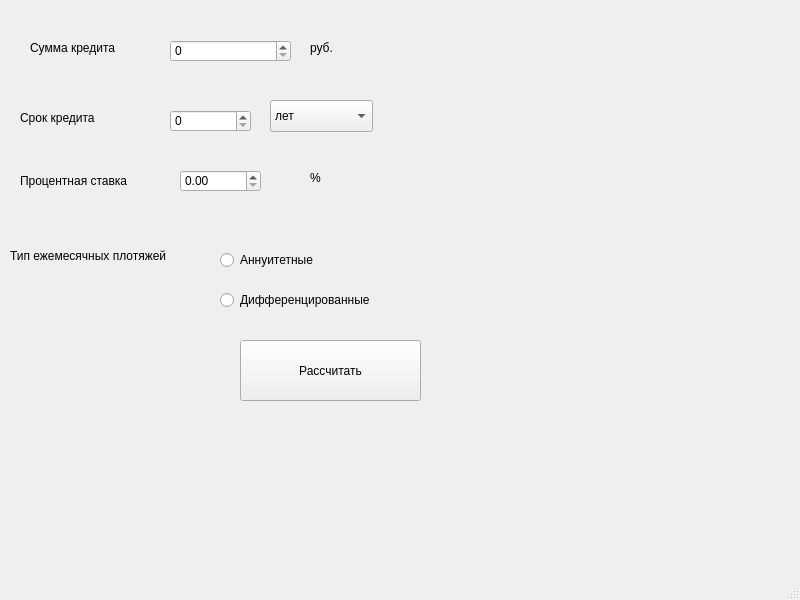
Old version of the form src/form/credit.ui in the repository Astrodynamic/Line-calculator-with-graph-output-in-CPP-Qt.
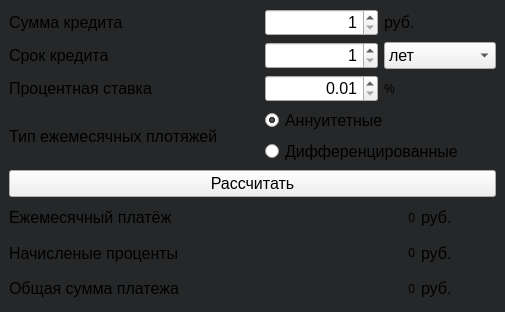
New version of the form.

Commit message: add credit calc

Patch:
```diff
--- a/src/form/credit.ui
+++ b/src/form/credit.ui
@@ -6,193 +6,498 @@
    <rect>
     <x>0</x>
     <y>0</y>
-    <width>800</width>
-    <height>600</height>
+    <width>505</width>
+    <height>312</height>
    </rect>
   </property>
+  <property name="sizePolicy">
+   <sizepolicy hsizetype="Expanding" vsizetype="Preferred">
+    <horstretch>0</horstretch>
+    <verstretch>0</verstretch>
+   </sizepolicy>
+  </property>
+  <property name="minimumSize">
+   <size>
+    <width>505</width>
+    <height>312</height>
+   </size>
+  </property>
+  <property name="maximumSize">
+   <size>
+    <width>505</width>
+    <height>312</height>
+   </size>
+  </property>
   <property name="windowTitle">
    <string>Credit calculator</string>
   </property>
+  <property name="styleSheet">
+   <string notr="true">QMainWindow {
+	background-color: rgb(38, 39, 40);
+}</string>
+  </property>
   <widget class="QWidget" name="centralwidget">
-   <widget class="QLabel" name="label">
-    <property name="geometry">
-     <rect>
-      <x>30</x>
-      <y>40</y>
-      <width>131</width>
-      <height>16</height>
-     </rect>
-    </property>
-    <property name="text">
-     <string>Сумма кредита</string>
-    </property>
-   </widget>
-   <widget class="QSpinBox" name="spinBox">
-    <property name="geometry">
-     <rect>
-      <x>170</x>
-      <y>40</y>
-      <width>121</width>
-      <height>22</height>
-     </rect>
-    </property>
-   </widget>
-   <widget class="QLabel" name="label_2">
-    <property name="geometry">
-     <rect>
-      <x>310</x>
-      <y>40</y>
-      <width>58</width>
-      <height>16</height>
-     </rect>
-    </property>
-    <property name="text">
-     <string>руб.</string>
-    </property>
-   </widget>
-   <widget class="QLabel" name="label_3">
-    <property name="geometry">
-     <rect>
-      <x>20</x>
-      <y>110</y>
-      <width>121</width>
-      <height>16</height>
-     </rect>
-    </property>
-    <property name="text">
-     <string>Срок кредита</string>
-    </property>
-   </widget>
-   <widget class="QSpinBox" name="spinBox_2">
-    <property name="geometry">
-     <rect>
-      <x>170</x>
-      <y>110</y>
-      <width>81</width>
-      <height>22</height>
-     </rect>
-    </property>
-   </widget>
-   <widget class="QComboBox" name="comboBox">
-    <property name="geometry">
-     <rect>
-      <x>270</x>
-      <y>100</y>
-      <width>103</width>
-      <height>32</height>
-     </rect>
-    </property>
+   <layout class="QVBoxLayout" name="verticalLayout_3">
     <item>
-     <property name="text">
-      <string>лет</string>
-     </property>
+     <layout class="QVBoxLayout" name="verticalLayout_2">
+      <item>
+       <layout class="QVBoxLayout" name="vlo_pre_calc">
+        <item>
+         <layout class="QVBoxLayout" name="vlo_pre_main">
+          <item>
+           <layout class="QHBoxLayout" name="hlo_sum">
+            <item>
+             <widget class="QLabel" name="lbl_sum">
+              <property name="minimumSize">
+               <size>
+                <width>250</width>
+                <height>0</height>
+               </size>
+              </property>
+              <property name="font">
+               <font>
+                <family>Arial</family>
+                <pointsize>12</pointsize>
+               </font>
+              </property>
+              <property name="text">
+               <string>Сумма кредита</string>
+              </property>
+             </widget>
+            </item>
+            <item>
+             <layout class="QHBoxLayout" name="hlo_sum_spin">
+              <item>
+               <widget class="QSpinBox" name="spin_sum">
+                <property name="minimumSize">
+                 <size>
+                  <width>100</width>
+                  <height>0</height>
+                 </size>
+                </property>
+                <property name="font">
+                 <font>
+                  <family>Arial</family>
+                  <pointsize>12</pointsize>
+                 </font>
+                </property>
+                <property name="alignment">
+                 <set>Qt::AlignRight|Qt::AlignTrailing|Qt::AlignVCenter</set>
+                </property>
+                <property name="minimum">
+                 <number>1</number>
+                </property>
+                <property name="maximum">
+                 <number>50000000</number>
+                </property>
+               </widget>
+              </item>
+              <item>
+               <widget class="QLabel" name="lbl_rub">
+                <property name="font">
+                 <font>
+                  <family>Arial</family>
+                  <pointsize>12</pointsize>
+                 </font>
+                </property>
+                <property name="text">
+                 <string>руб.</string>
+                </property>
+               </widget>
+              </item>
+             </layout>
+            </item>
+           </layout>
+          </item>
+          <item>
+           <layout class="QHBoxLayout" name="horizontalLayout_5">
+            <item>
+             <widget class="QLabel" name="lbl_limit">
+              <property name="minimumSize">
+               <size>
+                <width>250</width>
+                <height>0</height>
+               </size>
+              </property>
+              <property name="font">
+               <font>
+                <family>Arial</family>
+                <pointsize>12</pointsize>
+               </font>
+              </property>
+              <property name="text">
+               <string>Срок кредита</string>
+              </property>
+             </widget>
+            </item>
+            <item>
+             <layout class="QHBoxLayout" name="horizontalLayout_2">
+              <item>
+               <widget class="QSpinBox" name="spin_limit">
+                <property name="minimumSize">
+                 <size>
+                  <width>100</width>
+                  <height>0</height>
+                 </size>
+                </property>
+                <property name="font">
+                 <font>
+                  <family>Arial</family>
+                  <pointsize>12</pointsize>
+                 </font>
+                </property>
+                <property name="alignment">
+                 <set>Qt::AlignRight|Qt::AlignTrailing|Qt::AlignVCenter</set>
+                </property>
+                <property name="minimum">
+                 <number>1</number>
+                </property>
+                <property name="maximum">
+                 <number>600</number>
+                </property>
+               </widget>
+              </item>
+              <item>
+               <widget class="QComboBox" name="cmb_limit">
+                <property name="font">
+                 <font>
+                  <family>Arial</family>
+                  <pointsize>12</pointsize>
+                 </font>
+                </property>
+                <property name="styleSheet">
+                 <string notr="true"/>
+                </property>
+                <item>
+                 <property name="text">
+                  <string>лет</string>
+                 </property>
+                </item>
+                <item>
+                 <property name="text">
+                  <string>месяцев</string>
+                 </property>
+                </item>
+               </widget>
+              </item>
+             </layout>
+            </item>
+           </layout>
+          </item>
+          <item>
+           <layout class="QHBoxLayout" name="horizontalLayout_6">
+            <item>
+             <widget class="QLabel" name="lbl_procent">
+              <property name="minimumSize">
+               <size>
+                <width>250</width>
+                <height>0</height>
+               </size>
+              </property>
+              <property name="font">
+               <font>
+                <family>Arial</family>
+                <pointsize>12</pointsize>
+               </font>
+              </property>
+              <property name="text">
+               <string>Процентная ставка</string>
+              </property>
+             </widget>
+            </item>
+            <item>
+             <layout class="QHBoxLayout" name="horizontalLayout_3">
+              <item>
+               <widget class="QDoubleSpinBox" name="spin_percent">
+                <property name="minimumSize">
+                 <size>
+                  <width>100</width>
+                  <height>0</height>
+                 </size>
+                </property>
+                <property name="font">
+                 <font>
+                  <family>Arial</family>
+                  <pointsize>12</pointsize>
+                 </font>
+                </property>
+                <property name="alignment">
+                 <set>Qt::AlignRight|Qt::AlignTrailing|Qt::AlignVCenter</set>
+                </property>
+                <property name="minimum">
+                 <double>0.010000000000000</double>
+                </property>
+                <property name="maximum">
+                 <double>50.000000000000000</double>
+                </property>
+                <property name="value">
+                 <double>0.010000000000000</double>
+                </property>
+               </widget>
+              </item>
+              <item>
+               <widget class="QLabel" name="label_5">
+                <property name="text">
+                 <string>%</string>
+                </property>
+               </widget>
+              </item>
+             </layout>
+            </item>
+           </layout>
+          </item>
+          <item>
+           <layout class="QHBoxLayout" name="horizontalLayout_7">
+            <item>
+             <widget class="QLabel" name="lbl_type">
+              <property name="minimumSize">
+               <size>
+                <width>250</width>
+                <height>0</height>
+               </size>
+              </property>
+              <property name="font">
+               <font>
+                <family>Arial</family>
+                <pointsize>12</pointsize>
+               </font>
+              </property>
+              <property name="text">
+               <string>Тип ежемесячных плотяжей</string>
+              </property>
+             </widget>
+            </item>
+            <item>
+             <layout class="QVBoxLayout" name="verticalLayout">
+              <item>
+               <widget class="QRadioButton" name="rdb_anuit">
+                <property name="font">
+                 <font>
+                  <family>Arial</family>
+                  <pointsize>12</pointsize>
+                 </font>
+                </property>
+                <property name="text">
+                 <string>Аннуитетные</string>
+                </property>
+                <property name="checked">
+                 <bool>true</bool>
+                </property>
+               </widget>
+              </item>
+              <item>
+               <widget class="QRadioButton" name="rdb_diff">
+                <property name="font">
+                 <font>
+                  <family>Arial</family>
+                  <pointsize>12</pointsize>
+                 </font>
+                </property>
+                <property name="text">
+                 <string>Дифференцированные</string>
+                </property>
+               </widget>
+              </item>
+             </layout>
+            </item>
+           </layout>
+          </item>
+         </layout>
+        </item>
+        <item>
+         <widget class="QPushButton" name="btn_calculate">
+          <property name="font">
+           <font>
+            <family>Arial</family>
+            <pointsize>12</pointsize>
+           </font>
+          </property>
+          <property name="text">
+           <string>Рассчитать</string>
+          </property>
+         </widget>
+        </item>
+       </layout>
+      </item>
+      <item>
+       <layout class="QVBoxLayout" name="verticalLayout_4">
+        <item>
+         <layout class="QHBoxLayout" name="horizontalLayout_10">
+          <item>
+           <widget class="QLabel" name="label">
+            <property name="minimumSize">
+             <size>
+              <width>200</width>
+              <height>0</height>
+             </size>
+            </property>
+            <property name="font">
+             <font>
+              <family>Arial</family>
+              <pointsize>12</pointsize>
+             </font>
+            </property>
+            <property name="text">
+             <string>Ежемесячный платёж</string>
+            </property>
+           </widget>
+          </item>
+          <item>
+           <widget class="QLabel" name="lbl_mon">
+            <property name="minimumSize">
+             <size>
+              <width>200</width>
+              <height>0</height>
+             </size>
+            </property>
+            <property name="font">
+             <font>
+              <family>Arial</family>
+             </font>
+            </property>
+            <property name="text">
+             <string>0</string>
+            </property>
+            <property name="alignment">
+             <set>Qt::AlignRight|Qt::AlignTrailing|Qt::AlignVCenter</set>
+            </property>
+           </widget>
+          </item>
+          <item>
+           <widget class="QLabel" name="label_9">
+            <property name="font">
+             <font>
+              <family>Arial</family>
+              <pointsize>12</pointsize>
+             </font>
+            </property>
+            <property name="text">
+             <string>руб.</string>
+            </property>
+           </widget>
+          </item>
+         </layout>
+        </item>
+        <item>
+         <layout class="QHBoxLayout" name="horizontalLayout_9">
+          <item>
+           <widget class="QLabel" name="label_3">
+            <property name="minimumSize">
+             <size>
+              <width>200</width>
+              <height>0</height>
+             </size>
+            </property>
+            <property name="font">
+             <font>
+              <family>Arial</family>
+              <pointsize>12</pointsize>
+             </font>
+            </property>
+            <property name="text">
+             <string>Начисленые проценты</string>
+            </property>
+           </widget>
+          </item>
+          <item>
+           <widget class="QLabel" name="lbl_percent">
+            <property name="minimumSize">
+             <size>
+              <width>200</width>
+              <height>0</height>
+             </size>
+            </property>
+            <property name="font">
+             <font>
+              <family>Arial</family>
+             </font>
+            </property>
+            <property name="text">
+             <string>0</string>
+            </property>
+            <property name="alignment">
+             <set>Qt::AlignRight|Qt::AlignTrailing|Qt::AlignVCenter</set>
+            </property>
+           </widget>
+          </item>
+          <item>
+           <widget class="QLabel" name="label_10">
+            <property name="font">
+             <font>
+              <family>Arial</family>
+              <pointsize>12</pointsize>
+             </font>
+            </property>
+            <property name="text">
+             <string>руб.</string>
+            </property>
+           </widget>
+          </item>
+         </layout>
+        </item>
+        <item>
+         <layout class="QHBoxLayout" name="horizontalLayout_8">
+          <item>
+           <widget class="QLabel" name="label_4">
+            <property name="minimumSize">
+             <size>
+              <width>200</width>
+              <height>0</height>
+             </size>
+            </property>
+            <property name="font">
+             <font>
+              <family>Arial</family>
+              <pointsize>12</pointsize>
+             </font>
+            </property>
+            <property name="text">
+             <string>Общая сумма платежа</string>
+            </property>
+           </widget>
+          </item>
+          <item>
+           <widget class="QLabel" name="lbl_total">
+            <property name="minimumSize">
+             <size>
+              <width>200</width>
+              <height>0</height>
+             </size>
+            </property>
+            <property name="font">
+             <font>
+              <family>Arial</family>
+             </font>
+            </property>
+            <property name="text">
+             <string>0</string>
+            </property>
+            <property name="alignment">
+             <set>Qt::AlignRight|Qt::AlignTrailing|Qt::AlignVCenter</set>
+            </property>
+           </widget>
+          </item>
+          <item>
+           <widget class="QLabel" name="label_11">
+            <property name="font">
+             <font>
+              <family>Arial</family>
+              <pointsize>12</pointsize>
+             </font>
+            </property>
+            <property name="text">
+             <string>руб.</string>
+            </property>
+           </widget>
+          </item>
+         </layout>
+        </item>
+       </layout>
+      </item>
+     </layout>
     </item>
-    <item>
-     <property name="text">
-      <string>месяцев</string>
-     </property>
-    </item>
-   </widget>
-   <widget class="QLabel" name="label_4">
-    <property name="geometry">
-     <rect>
-      <x>20</x>
-      <y>170</y>
-      <width>131</width>
-      <height>21</height>
-     </rect>
-    </property>
-    <property name="text">
-     <string>Процентная ставка</string>
-    </property>
-   </widget>
-   <widget class="QDoubleSpinBox" name="doubleSpinBox">
-    <property name="geometry">
-     <rect>
-      <x>180</x>
-      <y>170</y>
-      <width>81</width>
-      <height>22</height>
-     </rect>
-    </property>
-   </widget>
-   <widget class="QLabel" name="label_5">
-    <property name="geometry">
-     <rect>
-      <x>310</x>
-      <y>170</y>
-      <width>58</width>
-      <height>16</height>
-     </rect>
-    </property>
-    <property name="text">
-     <string>%</string>
-    </property>
-   </widget>
-   <widget class="QLabel" name="label_6">
-    <property name="geometry">
-     <rect>
-      <x>10</x>
-      <y>230</y>
-      <width>221</width>
-      <height>51</height>
-     </rect>
-    </property>
-    <property name="text">
-     <string>Тип ежемесячных плотяжей</string>
-    </property>
-   </widget>
-   <widget class="QRadioButton" name="radioButton">
-    <property name="geometry">
-     <rect>
-      <x>220</x>
-      <y>250</y>
-      <width>131</width>
-      <height>20</height>
-     </rect>
-    </property>
-    <property name="text">
-     <string>Аннуитетные</string>
-    </property>
-   </widget>
-   <widget class="QRadioButton" name="radioButton_2">
-    <property name="geometry">
-     <rect>
-      <x>220</x>
-      <y>290</y>
-      <width>171</width>
-      <height>20</height>
-     </rect>
-    </property>
-    <property name="text">
-     <string>Дифференцированные</string>
-    </property>
-   </widget>
-   <widget class="QPushButton" name="pushButton">
-    <property name="geometry">
-     <rect>
-      <x>240</x>
-      <y>340</y>
-      <width>181</width>
-      <height>61</height>
-     </rect>
-    </property>
-    <property name="text">
-     <string>Рассчитать</string>
-    </property>
-   </widget>
+   </layout>
   </widget>
-  <widget class="QMenuBar" name="menubar">
-   <property name="geometry">
-    <rect>
-     <x>0</x>
-     <y>0</y>
-     <width>800</width>
-     <height>22</height>
-    </rect>
-   </property>
-  </widget>
-  <widget class="QStatusBar" name="statusbar"/>
  </widget>
  <resources/>
  <connections/>
```
The commit also changes 198 other files.
